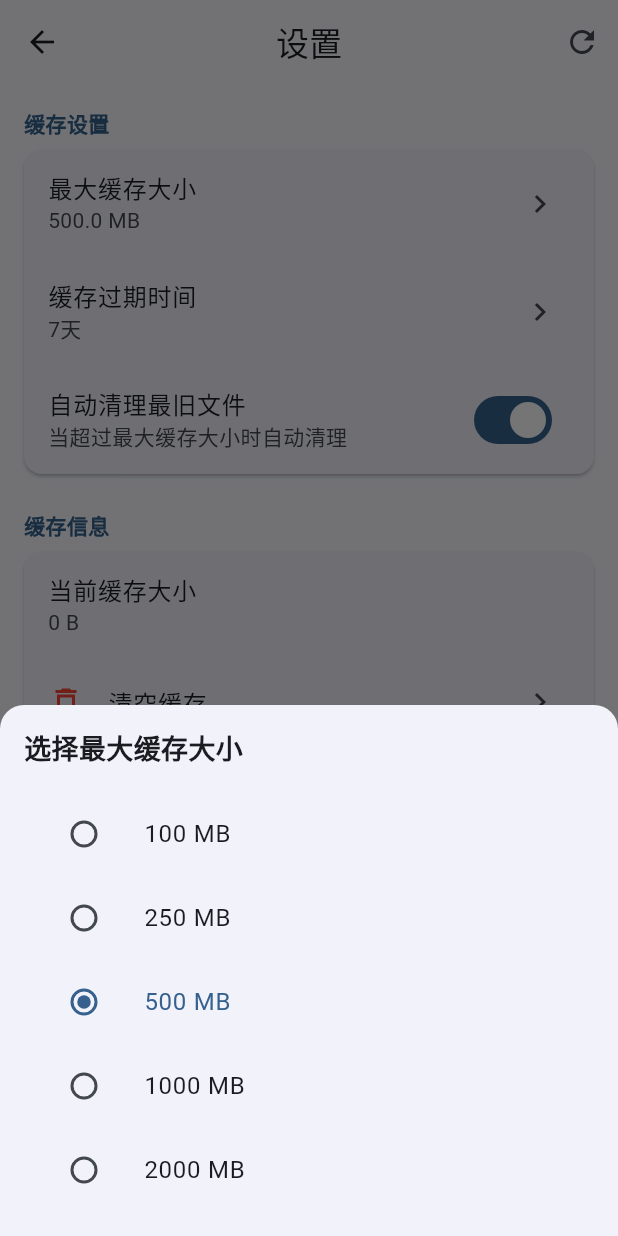
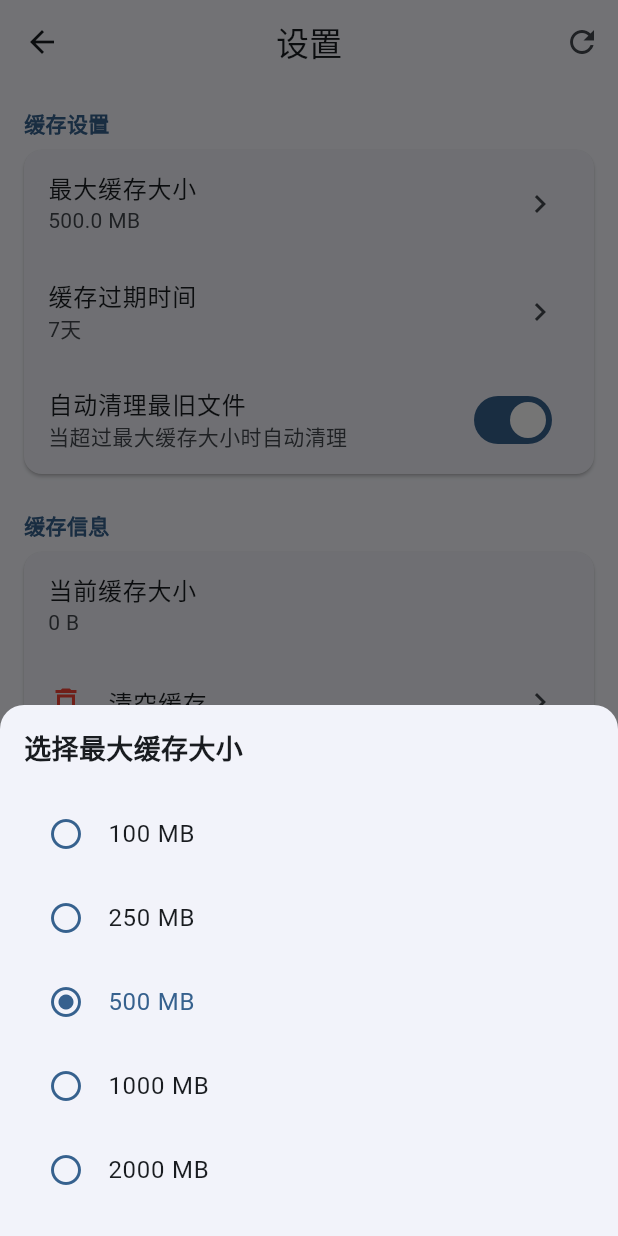
Before and after one commit to LimoYuan/cloudreve4_flutter, a Flutter app: the SettingsPage screen opened by its route, after a tap on "最大缓存大小", on a phone screen of 412 x 824 dp. Run offline on Flutter 3.47's test engine with Material 3 defaults, Android fonts, the phone set to English and light mode, and no system bars; our stand-ins replace cached_network_image, dio, file_picker, flutter_cache_manager, flutter_highlight, open_file and 4 more; missing offline and left inert: code_text_field, flutter_downloader, highlight, markdown_widget, media_kit, media_kit_video and 1 more; accounts and stored records are empty.

Commit message:
fixed: 设置页面过时的语法; 添加LICENSE等

```diff
--- a/lib/presentation/pages/settings/settings_page.dart
+++ b/lib/presentation/pages/settings/settings_page.dart
@@ -1,4 +1,6 @@
 import 'package:flutter/material.dart';
+import 'package:url_launcher/url_launcher.dart';
+import 'package:package_info_plus/package_info_plus.dart';
 import '../../../data/models/cache_settings_model.dart';
 import '../../../services/cache_manager_service.dart';
 
@@ -15,11 +17,26 @@ class _SettingsPageState extends State<SettingsPage> {
   bool _isLoading = true;
   int? _currentCacheSize;
   bool _isCleaning = false;
+  String _appVersion = '1.0.0-alpha';
 
   @override
   void initState() {
     super.initState();
     _loadSettings();
+    _loadAppVersion();
+  }
+
+  Future<void> _loadAppVersion() async {
+    try {
+      final info = await PackageInfo.fromPlatform();
+      if (mounted) {
+        setState(() {
+          _appVersion = info.version;
+        });
+      }
+    } catch (e) {
+      // 保持默认版本号
+    }
   }
 
   Future<void> _loadSettings() async {
@@ -226,9 +243,18 @@ class _SettingsPageState extends State<SettingsPage> {
           title: Text('应用名称'),
           subtitle: Text('Cloudreve V4.0'),
         ),
-        const ListTile(
-          title: Text('版本号'),
-          subtitle: Text('1.0.0'),
+        ListTile(
+          title: const Text('版本号'),
+          subtitle: Text(_appVersion),
+        ),
+        ListTile(
+          title: const Text('GitHub'),
+          subtitle: const Text('LimoYuan/cloudreve4_flutter'),
+          trailing: const Icon(Icons.open_in_new, size: 16),
+          onTap: () {
+            final uri = Uri.parse('https://github.com/LimoYuan/cloudreve4_flutter');
+            launchUrl(uri, mode: LaunchMode.externalApplication);
+          },
         ),
       ],
     );
@@ -265,6 +291,7 @@ class _SettingsPageState extends State<SettingsPage> {
 
   Future<void> _showMaxCacheSizeDialog(BuildContext context) async {
     final availableSizes = CacheSettingsModel.availableSizes;
+    final currentValue = _settings.maxCacheSize ~/ (1024 * 1024);
 
     final selected = await showModalBottomSheet<int>(
       context: context,
@@ -279,22 +306,16 @@ class _SettingsPageState extends State<SettingsPage> {
               style: TextStyle(fontSize: 18, fontWeight: FontWeight.bold),
             ),
             const SizedBox(height: 16),
-            ...availableSizes.map((size) {
-              final isSelected =
-                  _settings.maxCacheSize == size * 1024 * 1024;
-              return ListTile(
-                leading: Radio<int>(
-                  value: size,
-                  groupValue: _settings.maxCacheSize ~/ (1024 * 1024),
-                  onChanged: (_) {
-                    Navigator.of(sheetContext).pop(size);
-                  },
+            for (final size in availableSizes)
+              ListTile(
+                title: Text('$size MB'),
+                selected: currentValue == size,
+                leading: Icon(
+                  currentValue == size ? Icons.radio_button_checked : Icons.radio_button_unchecked,
+                  color: Theme.of(context).colorScheme.primary,
                 ),
-                title: Text('$size MB'),
-                selected: isSelected,
                 onTap: () => Navigator.of(sheetContext).pop(size),
-              );
-            }).toList(),
+              ),
           ],
         ),
       ),
@@ -310,6 +331,7 @@ class _SettingsPageState extends State<SettingsPage> {
 
   Future<void> _showCacheExpireDurationDialog(BuildContext context) async {
     final availableDurations = CacheSettingsModel.availableDurations;
+    final currentValue = _settings.cacheExpireDuration ~/ (24 * 60 * 60 * 1000);
 
     final selected = await showModalBottomSheet<int>(
       context: context,
@@ -324,22 +346,16 @@ class _SettingsPageState extends State<SettingsPage> {
               style: TextStyle(fontSize: 18, fontWeight: FontWeight.bold),
             ),
             const SizedBox(height: 16),
-            ...availableDurations.map((days) {
-              final isSelected =
-                  _settings.cacheExpireDuration == days * 24 * 60 * 60 * 1000;
-              return ListTile(
-                leading: Radio<int>(
-                  value: days,
-                  groupValue: _settings.cacheExpireDuration ~/ (24 * 60 * 60 * 1000),
-                  onChanged: (_) {
-                    Navigator.of(sheetContext).pop(days);
-                  },
+            for (final days in availableDurations)
+              ListTile(
+                title: Text('$days天'),
+                selected: currentValue == days,
+                leading: Icon(
+                  currentValue == days ? Icons.radio_button_checked : Icons.radio_button_unchecked,
+                  color: Theme.of(context).colorScheme.primary,
                 ),
-                title: Text('$days天'),
-                selected: isSelected,
                 onTap: () => Navigator.of(sheetContext).pop(days),
-              );
-            }).toList(),
+              ),
           ],
         ),
       ),
--- a/pubspec.yaml
+++ b/pubspec.yaml
@@ -85,6 +85,7 @@ dependencies:
   # 其他
   intl: ^0.20.2
   json_annotation: ^4.8.1
+  package_info_plus: ^9.0.1
 
 dev_dependencies:
   flutter_test:
```
Also changed, not shown: pubspec.lock, 1 other file.
